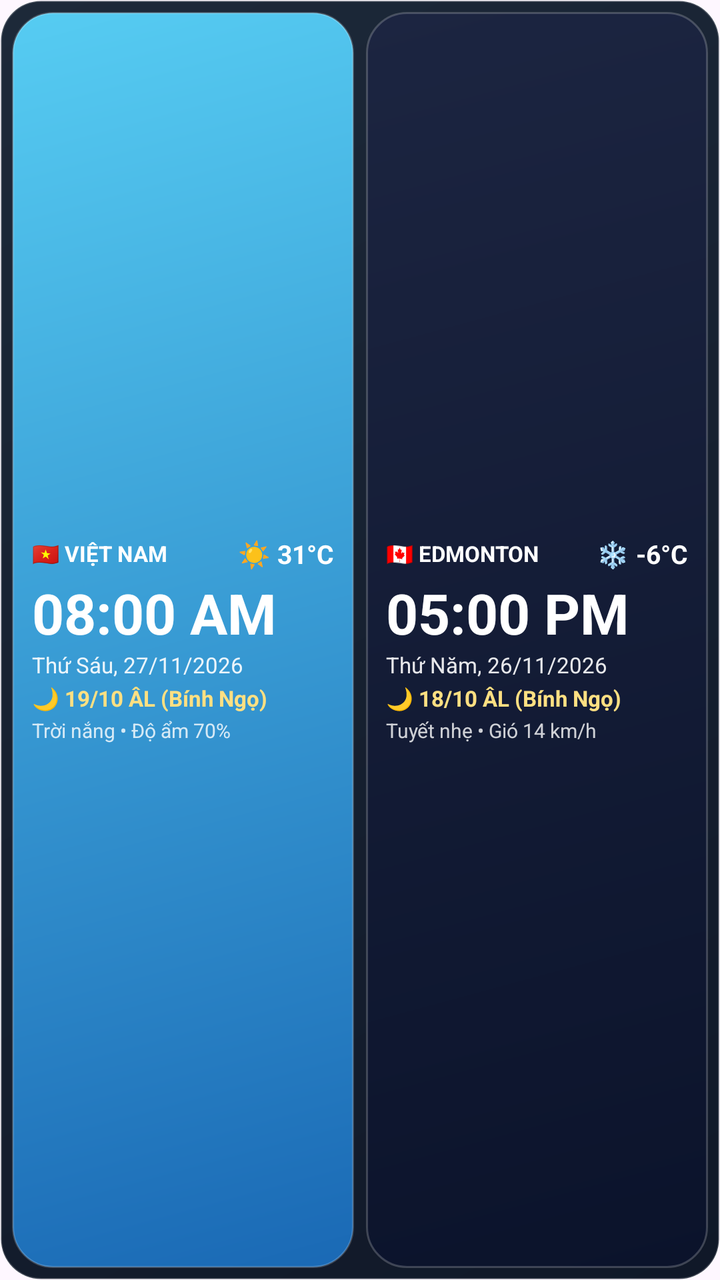
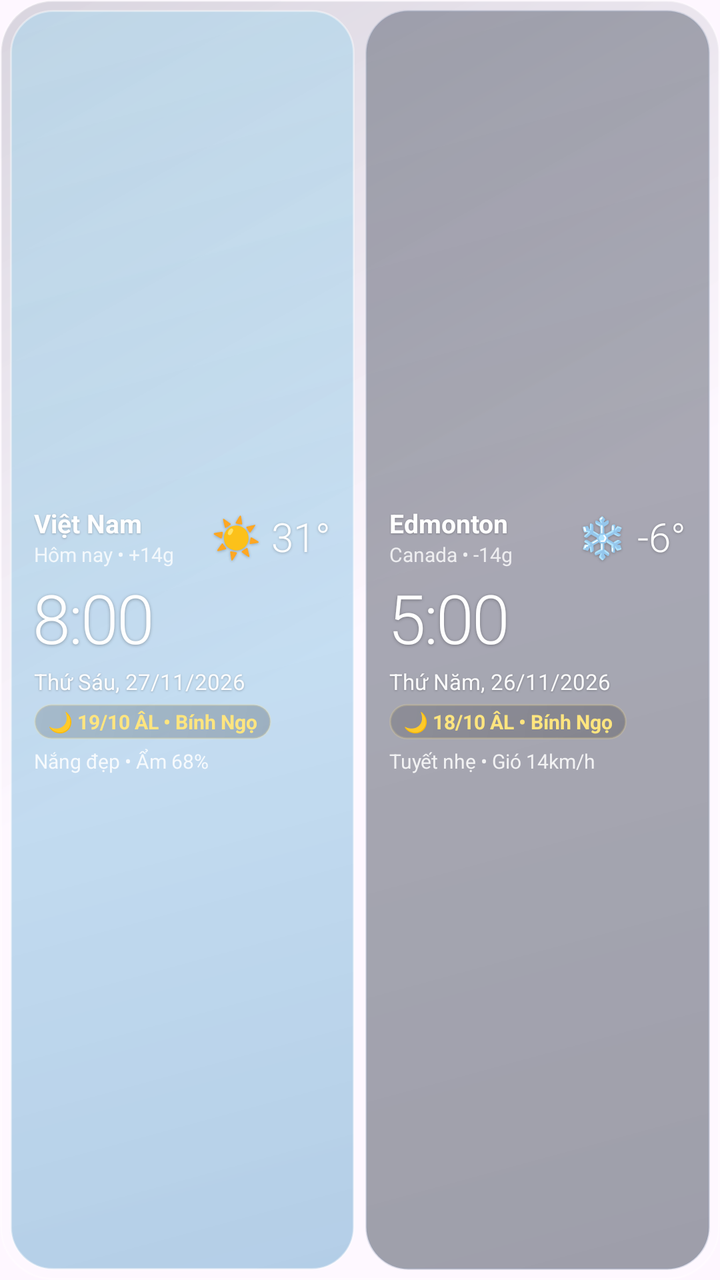

An Android layout rendered at two revisions. The XML below is the earlier revision; the diff shows what the commit changed to produce the second picture.
<!-- AndroidManifest.xml: application theme Theme.Material3.DayNight.NoActionBar -->
<!-- res/layout/widget_dual_clock.xml -->
<?xml version="1.0" encoding="utf-8"?>
<LinearLayout xmlns:android="http://schemas.android.com/apk/res/android"
    android:id="@+id/widget_root"
    android:layout_width="match_parent"
    android:layout_height="match_parent"
    android:background="@drawable/bg_widget_shell"
    android:orientation="horizontal"
    android:padding="6dp"
    android:baselineAligned="false">

    
    <LinearLayout
        android:id="@+id/panel_vn"
        android:layout_width="0dp"
        android:layout_height="match_parent"
        android:layout_weight="1"
        android:layout_marginEnd="3dp"
        android:background="@drawable/bg_day_clear"
        android:orientation="vertical"
        android:padding="10dp"
        android:gravity="center_vertical">

        <LinearLayout
            android:layout_width="match_parent"
            android:layout_height="wrap_content"
            android:orientation="horizontal"
            android:gravity="center_vertical">

            <TextView
                android:id="@+id/tv_vn_city"
                android:layout_width="0dp"
                android:layout_height="wrap_content"
                android:layout_weight="1"
                android:text="🇻🇳 VIỆT NAM"
                android:textColor="#FFFFFF"
                android:textSize="11sp"
                android:textStyle="bold"
                android:maxLines="1"
                android:ellipsize="end" />

            <TextView
                android:id="@+id/tv_vn_temp"
                android:layout_width="wrap_content"
                android:layout_height="wrap_content"
                android:text="☀️ 31°C"
                android:textColor="#FFFFFF"
                android:textSize="13sp"
                android:textStyle="bold" />
        </LinearLayout>

        <TextClock
            android:id="@+id/clock_vn"
            android:layout_width="wrap_content"
            android:layout_height="wrap_content"
            android:format24Hour="HH:mm"
            android:format12Hour="hh:mm a"
            android:timeZone="Asia/Ho_Chi_Minh"
            android:textColor="#FFFFFF"
            android:textSize="28sp"
            android:textStyle="bold"
            android:layout_marginTop="2dp" />

        <TextView
            android:id="@+id/tv_vn_solar"
            android:layout_width="match_parent"
            android:layout_height="wrap_content"
            android:text="Thứ Sáu, 27/11/2026"
            android:textColor="#E6FFFFFF"
            android:textSize="11sp"
            android:maxLines="1"
            android:ellipsize="end" />

        <TextView
            android:id="@+id/tv_vn_lunar"
            android:layout_width="match_parent"
            android:layout_height="wrap_content"
            android:text="🌙 19/10 ÂL (Bính Ngọ)"
            android:textColor="#FFE082"
            android:textSize="11sp"
            android:textStyle="bold"
            android:maxLines="1"
            android:ellipsize="end"
            android:layout_marginTop="2dp" />

        <TextView
            android:id="@+id/tv_vn_weather_desc"
            android:layout_width="match_parent"
            android:layout_height="wrap_content"
            android:text="Trời nắng • Độ ẩm 70%"
            android:textColor="#CCFFFFFF"
            android:textSize="10sp"
            android:maxLines="1"
            android:ellipsize="end"
            android:layout_marginTop="2dp" />
    </LinearLayout>

    
    <LinearLayout
        android:id="@+id/panel_edm"
        android:layout_width="0dp"
        android:layout_height="match_parent"
        android:layout_weight="1"
        android:layout_marginStart="3dp"
        android:background="@drawable/bg_night_clear"
        android:orientation="vertical"
        android:padding="10dp"
        android:gravity="center_vertical">

        <LinearLayout
            android:layout_width="match_parent"
            android:layout_height="wrap_content"
            android:orientation="horizontal"
            android:gravity="center_vertical">

            <TextView
                android:id="@+id/tv_edm_city"
                android:layout_width="0dp"
                android:layout_height="wrap_content"
                android:layout_weight="1"
                android:text="🇨🇦 EDMONTON"
                android:textColor="#FFFFFF"
                android:textSize="11sp"
                android:textStyle="bold"
                android:maxLines="1"
                android:ellipsize="end" />

            <TextView
                android:id="@+id/tv_edm_temp"
                android:layout_width="wrap_content"
                android:layout_height="wrap_content"
                android:text="❄️ -6°C"
                android:textColor="#FFFFFF"
                android:textSize="13sp"
                android:textStyle="bold" />
        </LinearLayout>

        <TextClock
            android:id="@+id/clock_edm"
            android:layout_width="wrap_content"
            android:layout_height="wrap_content"
            android:format24Hour="HH:mm"
            android:format12Hour="hh:mm a"
            android:timeZone="America/Edmonton"
            android:textColor="#FFFFFF"
            android:textSize="28sp"
            android:textStyle="bold"
            android:layout_marginTop="2dp" />

        <TextView
            android:id="@+id/tv_edm_solar"
            android:layout_width="match_parent"
            android:layout_height="wrap_content"
            android:text="Thứ Năm, 26/11/2026"
            android:textColor="#E6FFFFFF"
            android:textSize="11sp"
            android:maxLines="1"
            android:ellipsize="end" />

        <TextView
            android:id="@+id/tv_edm_lunar"
            android:layout_width="match_parent"
            android:layout_height="wrap_content"
            android:text="🌙 18/10 ÂL (Bính Ngọ)"
            android:textColor="#FFE082"
            android:textSize="11sp"
            android:textStyle="bold"
            android:maxLines="1"
            android:ellipsize="end"
            android:layout_marginTop="2dp" />

        <TextView
            android:id="@+id/tv_edm_weather_desc"
            android:layout_width="match_parent"
            android:layout_height="wrap_content"
            android:text="Tuyết nhẹ • Gió 14 km/h"
            android:textColor="#CCFFFFFF"
            android:textSize="10sp"
            android:maxLines="1"
            android:ellipsize="end"
            android:layout_marginTop="2dp" />
    </LinearLayout>

</LinearLayout>
<!-- resources referenced by this layout -->
<resources>
  <!-- drawable bg_day_clear (drawable) -->
  <?xml version="1.0" encoding="utf-8"?>
  <shape xmlns:android="http://schemas.android.com/apk/res/android" android:shape="rectangle">
      <gradient
          android:angle="135"
          android:startColor="#1A69B5"
          android:endColor="#56CCF2"
          android:type="linear" />
      <corners android:radius="20dp" />
      <stroke android:width="1dp" android:color="#33FFFFFF" />
  </shape>
  <!-- drawable bg_night_clear (drawable) -->
  <?xml version="1.0" encoding="utf-8"?>
  <shape xmlns:android="http://schemas.android.com/apk/res/android" android:shape="rectangle">
      <gradient
          android:angle="135"
          android:startColor="#0B132B"
          android:endColor="#1C2541"
          android:type="linear" />
      <corners android:radius="20dp" />
      <stroke android:width="1dp" android:color="#33FFFFFF" />
  </shape>
  <!-- drawable bg_widget_shell (drawable) -->
  <?xml version="1.0" encoding="utf-8"?>
  <shape xmlns:android="http://schemas.android.com/apk/res/android" android:shape="rectangle">
      <gradient
          android:angle="135"
          android:startColor="#101828"
          android:endColor="#1D2939"
          android:type="linear" />
      <corners android:radius="20dp" />
      <stroke android:width="1dp" android:color="#33FFFFFF" />
  </shape>
</resources>

<!-- the commit's change to res/layout/widget_dual_clock.xml (unified diff, before → after) -->
@@ -3,9 +3,9 @@
     android:id="@+id/widget_root"
     android:layout_width="match_parent"
     android:layout_height="match_parent"
-    android:background="@drawable/bg_widget_shell"
+    android:background="@drawable/bg_ios_glass_shell"
     android:orientation="horizontal"
-    android:padding="6dp"
+    android:padding="5dp"
     android:baselineAligned="false">
 
     
@@ -14,84 +14,131 @@
         android:layout_width="0dp"
         android:layout_height="match_parent"
         android:layout_weight="1"
-        android:layout_marginEnd="3dp"
-        android:background="@drawable/bg_day_clear"
+        android:layout_marginEnd="2.5dp"
+        android:background="@drawable/bg_ios_day"
         android:orientation="vertical"
-        android:padding="10dp"
+        android:paddingStart="12dp"
+        android:paddingEnd="12dp"
+        android:paddingTop="10dp"
+        android:paddingBottom="10dp"
         android:gravity="center_vertical">
 
+        
         <LinearLayout
             android:layout_width="match_parent"
             android:layout_height="wrap_content"
             android:orientation="horizontal"
             android:gravity="center_vertical">
 
-            <TextView
-                android:id="@+id/tv_vn_city"
+            <LinearLayout
                 android:layout_width="0dp"
                 android:layout_height="wrap_content"
                 android:layout_weight="1"
-                android:text="🇻🇳 VIỆT NAM"
-                android:textColor="#FFFFFF"
-                android:textSize="11sp"
-                android:textStyle="bold"
-                android:maxLines="1"
-                android:ellipsize="end" />
+                android:orientation="vertical">
+
+                <TextView
+                    android:id="@+id/tv_vn_city"
+                    android:layout_width="wrap_content"
+                    android:layout_height="wrap_content"
+                    android:text="Việt Nam"
+                    android:textColor="#FFFFFF"
+                    android:textSize="13sp"
+                    android:textStyle="bold"
+                    android:shadowColor="#40000000"
+                    android:shadowDx="0"
+                    android:shadowDy="1"
+                    android:shadowRadius="2"
+                    android:maxLines="1"
+                    android:ellipsize="end" />
+
+                <TextView
+                    android:id="@+id/tv_vn_offset"
+                    android:layout_width="wrap_content"
+                    android:layout_height="wrap_content"
+                    android:text="Hôm nay • +14g"
+                    android:textColor="#CCFFFFFF"
+                    android:textSize="10sp"
+                    android:maxLines="1"
+                    android:ellipsize="end" />
+            </LinearLayout>
 
             <TextView
                 android:id="@+id/tv_vn_temp"
                 android:layout_width="wrap_content"
                 android:layout_height="wrap_content"
-                android:text="☀️ 31°C"
+                android:text="☀️ 31°"
+                android:fontFamily="sans-serif-light"
                 android:textColor="#FFFFFF"
-                android:textSize="13sp"
-                android:textStyle="bold" />
+                android:textSize="20sp"
+                android:shadowColor="#40000000"
+                android:shadowDx="0"
+                android:shadowDy="1"
+                android:shadowRadius="3" />
         </LinearLayout>
 
+        
         <TextClock
             android:id="@+id/clock_vn"
             android:layout_width="wrap_content"
             android:layout_height="wrap_content"
             android:format24Hour="HH:mm"
-            android:format12Hour="hh:mm a"
+            android:format12Hour="h:mm"
             android:timeZone="Asia/Ho_Chi_Minh"
+            android:fontFamily="sans-serif-light"
             android:textColor="#FFFFFF"
-            android:textSize="28sp"
+            android:textSize="34sp"
+            android:letterSpacing="-0.03"
+            android:shadowColor="#4D000000"
+            android:shadowDx="0"
+            android:shadowDy="1"
+            android:shadowRadius="4"
+            android:layout_marginTop="2dp"
+            android:layout_marginBottom="2dp" />
+
+        
+        <TextView
+            android:id="@+id/tv_vn_solar"
+            android:layout_width="match_parent"
+            android:layout_height="wrap_content"
+            android:text="Thứ Sáu, 27/11/2026"
+            android:textColor="#F2FFFFFF"
+            android:textSize="11sp"
+            android:shadowColor="#40000000"
+            android:shadowDx="0"
+            android:shadowDy="1"
+            android:shadowRadius="2"
+            android:maxLines="1"
+            android:ellipsize="end" />
+
+        
+        <TextView
+            android:id="@+id/tv_vn_lunar"
+            android:layout_width="wrap_content"
+            android:layout_height="wrap_content"
+            android:background="@drawable/bg_ios_lunar_pill"
+            android:paddingStart="7dp"
+            android:paddingEnd="7dp"
+            android:paddingTop="2dp"
+            android:paddingBottom="2dp"
+            android:text="🌙 19/10 ÂL • Bính Ngọ"
+            android:textColor="#FFE57F"
+            android:textSize="10sp"
             android:textStyle="bold"
-            android:layout_marginTop="2dp" />
-
-        <TextView
-            android:id="@+id/tv_vn_solar"
-            android:layout_width="match_parent"
-            android:layout_height="wrap_content"
-            android:text="Thứ Sáu, 27/11/2026"
-            android:textColor="#E6FFFFFF"
-            android:textSize="11sp"
-            android:maxLines="1"
-            android:ellipsize="end" />
-
-        <TextView
-            android:id="@+id/tv_vn_lunar"
-            android:layout_width="match_parent"
-            android:layout_height="wrap_content"
-            android:text="🌙 19/10 ÂL (Bính Ngọ)"
-            android:textColor="#FFE082"
-            android:textSize="11sp"
-            android:textStyle="bold"
-            android:maxLines="1"
-            android:ellipsize="end"
-            android:layout_marginTop="2dp" />
-
+            android:maxLines="1"
+            android:ellipsize="end"
+            android:layout_marginTop="4dp" />
+
+        
         <TextView
             android:id="@+id/tv_vn_weather_desc"
             android:layout_width="match_parent"
             android:layout_height="wrap_content"
-            android:text="Trời nắng • Độ ẩm 70%"
-            android:textColor="#CCFFFFFF"
-            android:textSize="10sp"
-            android:maxLines="1"
-            android:ellipsize="end"
-            android:layout_marginTop="2dp" />
+            android:text="Nắng đẹp • Ẩm 68%"
+            android:textColor="#D9FFFFFF"
+            android:textSize="10sp"
+            android:maxLines="1"
+            android:ellipsize="end"
+            android:layout_marginTop="4dp" />
     </LinearLayout>
 
     
@@ -100,84 +147,131 @@
         android:layout_width="0dp"
         android:layout_height="match_parent"
         android:layout_weight="1"
-        android:layout_marginStart="3dp"
-        android:background="@drawable/bg_night_clear"
+        android:layout_marginStart="2.5dp"
+        android:background="@drawable/bg_ios_night"
         android:orientation="vertical"
-        android:padding="10dp"
+        android:paddingStart="12dp"
+        android:paddingEnd="12dp"
+        android:paddingTop="10dp"
+        android:paddingBottom="10dp"
         android:gravity="center_vertical">
 
+        
         <LinearLayout
             android:layout_width="match_parent"
             android:layout_height="wrap_content"
             android:orientation="horizontal"
             android:gravity="center_vertical">
 
-            <TextView
-                android:id="@+id/tv_edm_city"
+            <LinearLayout
                 android:layout_width="0dp"
                 android:layout_height="wrap_content"
                 android:layout_weight="1"
-                android:text="🇨🇦 EDMONTON"
-                android:textColor="#FFFFFF"
-                android:textSize="11sp"
-                android:textStyle="bold"
-                android:maxLines="1"
-                android:ellipsize="end" />
+                android:orientation="vertical">
+
+                <TextView
+                    android:id="@+id/tv_edm_city"
+                    android:layout_width="wrap_content"
+                    android:layout_height="wrap_content"
+                    android:text="Edmonton"
+                    android:textColor="#FFFFFF"
+                    android:textSize="13sp"
+                    android:textStyle="bold"
+                    android:shadowColor="#40000000"
+                    android:shadowDx="0"
+                    android:shadowDy="1"
+                    android:shadowRadius="2"
+                    android:maxLines="1"
+                    android:ellipsize="end" />
+
+                <TextView
+                    android:id="@+id/tv_edm_offset"
+                    android:layout_width="wrap_content"
+                    android:layout_height="wrap_content"
+                    android:text="Canada • -14g"
+                    android:textColor="#CCFFFFFF"
+                    android:textSize="10sp"
+                    android:maxLines="1"
+                    android:ellipsize="end" />
+            </LinearLayout>
 
             <TextView
                 android:id="@+id/tv_edm_temp"
                 android:layout_width="wrap_content"
                 android:layout_height="wrap_content"
-                android:text="❄️ -6°C"
+                android:text="❄️ -6°"
+                android:fontFamily="sans-serif-light"
                 android:textColor="#FFFFFF"
-                android:textSize="13sp"
-                android:textStyle="bold" />
+                android:textSize="20sp"
+                android:shadowColor="#40000000"
+                android:shadowDx="0"
+                android:shadowDy="1"
+                android:shadowRadius="3" />
         </LinearLayout>
 
+        
         <TextClock
             android:id="@+id/clock_edm"
             android:layout_width="wrap_content"
             android:layout_height="wrap_content"
             android:format24Hour="HH:mm"
-            android:format12Hour="hh:mm a"
+            android:format12Hour="h:mm"
             android:timeZone="America/Edmonton"
+            android:fontFamily="sans-serif-light"
             android:textColor="#FFFFFF"
-            android:textSize="28sp"
+            android:textSize="34sp"
+            android:letterSpacing="-0.03"
+            android:shadowColor="#4D000000"
+            android:shadowDx="0"
+            android:shadowDy="1"
+            android:shadowRadius="4"
+            android:layout_marginTop="2dp"
+            android:layout_marginBottom="2dp" />
+
+        
+        <TextView
+            android:id="@+id/tv_edm_solar"
+            android:layout_width="match_parent"
+            android:layout_height="wrap_content"
+            android:text="Thứ Năm, 26/11/2026"
+            android:textColor="#F2FFFFFF"
+            android:textSize="11sp"
+            android:shadowColor="#40000000"
+            android:shadowDx="0"
+            android:shadowDy="1"
+            android:shadowRadius="2"
+            android:maxLines="1"
+            android:ellipsize="end" />
+
+        
+        <TextView
+            android:id="@+id/tv_edm_lunar"
+            android:layout_width="wrap_content"
+            android:layout_height="wrap_content"
+            android:background="@drawable/bg_ios_lunar_pill"
+            android:paddingStart="7dp"
+            android:paddingEnd="7dp"
+            android:paddingTop="2dp"
+            android:paddingBottom="2dp"
+            android:text="🌙 18/10 ÂL • Bính Ngọ"
+            android:textColor="#FFE57F"
+            android:textSize="10sp"
             android:textStyle="bold"
-            android:layout_marginTop="2dp" />
-
-        <TextView
-            android:id="@+id/tv_edm_solar"
-            android:layout_width="match_parent"
-            android:layout_height="wrap_content"
-            android:text="Thứ Năm, 26/11/2026"
-            android:textColor="#E6FFFFFF"
-            android:textSize="11sp"
-            android:maxLines="1"
-            android:ellipsize="end" />
-
-        <TextView
-            android:id="@+id/tv_edm_lunar"
-            android:layout_width="match_parent"
-            android:layout_height="wrap_content"
-            android:text="🌙 18/10 ÂL (Bính Ngọ)"
-            android:textColor="#FFE082"
-            android:textSize="11sp"
-            android:textStyle="bold"
-            android:maxLines="1"
-            android:ellipsize="end"
-            android:layout_marginTop="2dp" />
-
+            android:maxLines="1"
+            android:ellipsize="end"
+            android:layout_marginTop="4dp" />
+
+        
         <TextView
             android:id="@+id/tv_edm_weather_desc"
             android:layout_width="match_parent"
             android:layout_height="wrap_content"
-            android:text="Tuyết nhẹ • Gió 14 km/h"
-            android:textColor="#CCFFFFFF"
-            android:textSize="10sp"
-            android:maxLines="1"
-            android:ellipsize="end"
-            android:layout_marginTop="2dp" />
+            android:text="Tuyết nhẹ • Gió 14km/h"
+            android:textColor="#D9FFFFFF"
+            android:textSize="10sp"
+            android:maxLines="1"
+            android:ellipsize="end"
+            android:layout_marginTop="4dp" />
     </LinearLayout>
 
 </LinearLayout>
<!-- resource entries referenced after the edit -->
@@ -1,37 +1,49 @@
 <!-- resources referenced by this layout -->
 <resources>
-  <!-- drawable bg_day_clear (drawable) -->
+  <!-- drawable bg_ios_day (drawable) -->
   <?xml version="1.0" encoding="utf-8"?>
   <shape xmlns:android="http://schemas.android.com/apk/res/android" android:shape="rectangle">
       <gradient
           android:angle="135"
-          android:startColor="#1A69B5"
-          android:endColor="#56CCF2"
+          android:startColor="#592980B9"
+          android:endColor="#406DD5FA"
           android:type="linear" />
-      <corners android:radius="20dp" />
-      <stroke android:width="1dp" android:color="#33FFFFFF" />
+      <corners android:radius="21dp" />
+      <stroke android:width="1dp" android:color="#66FFFFFF" />
   </shape>
-  <!-- drawable bg_night_clear (drawable) -->
+  <!-- drawable bg_ios_glass_shell (drawable) -->
   <?xml version="1.0" encoding="utf-8"?>
   <shape xmlns:android="http://schemas.android.com/apk/res/android" android:shape="rectangle">
       <gradient
           android:angle="135"
-          android:startColor="#0B132B"
-          android:endColor="#1C2541"
+          android:startColor="#38FFFFFF"
+          android:centerColor="#22FFFFFF"
+          android:endColor="#2A1E293B"
           android:type="linear" />
-      <corners android:radius="20dp" />
-      <stroke android:width="1dp" android:color="#33FFFFFF" />
+      <corners android:radius="26dp" />
+      <stroke android:width="1dp" android:color="#59FFFFFF" />
   </shape>
-  <!-- drawable bg_widget_shell (drawable) -->
+  <!-- drawable bg_ios_lunar_pill (drawable) -->
   <?xml version="1.0" encoding="utf-8"?>
   <shape xmlns:android="http://schemas.android.com/apk/res/android" android:shape="rectangle">
       <gradient
           android:angle="135"
-          android:startColor="#101828"
-          android:endColor="#1D2939"
+          android:startColor="#33000000"
+          android:endColor="#26000000"
           android:type="linear" />
-      <corners android:radius="20dp" />
-      <stroke android:width="1dp" android:color="#33FFFFFF" />
+      <corners android:radius="12dp" />
+      <stroke android:width="1dp" android:color="#33FFE082" />
+  </shape>
+  <!-- drawable bg_ios_night (drawable) -->
+  <?xml version="1.0" encoding="utf-8"?>
+  <shape xmlns:android="http://schemas.android.com/apk/res/android" android:shape="rectangle">
+      <gradient
+          android:angle="135"
+          android:startColor="#660F172A"
+          android:endColor="#591E293B"
+          android:type="linear" />
+      <corners android:radius="21dp" />
+      <stroke android:width="1dp" android:color="#4D94A3B8" />
   </shape>
 </resources>
 
